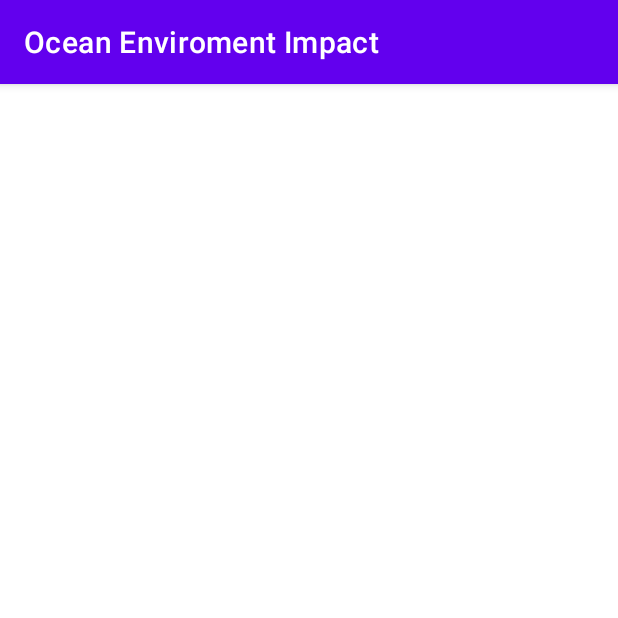
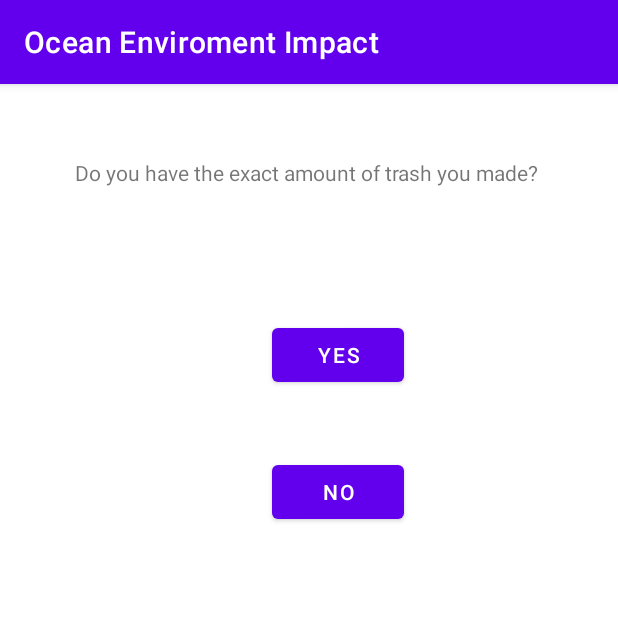
Before and after one commit to ehaque003/oceanenviromentimpact, an Android app: the wastetrackerpage screen opened directly, with no data from a screen before it, on a phone screen of 412 x 824 dp, the top half of it. Run offline under Robolectric (Android 15) with nearby library versions, the phone set to English and light mode, and no system bars.

Commit message:
done with impact page, working on wastetrackerpage.java

```diff
--- a/app/src/main/java/com/example/oceanenviromentimpact/basecheckactivity.java
+++ b/app/src/main/java/com/example/oceanenviromentimpact/basecheckactivity.java
@@ -20,7 +20,8 @@ public class basecheckactivity extends AppCompatActivity {
         done.setOnClickListener(new View.OnClickListener() {
             @Override
             public void onClick(View view) {
-                variable.sizeofthetrashbag = Integer.getInteger(input.getEditableText().toString());
+                String temp = input.getText().toString();
+                variable.sizeofthetrashbag = Integer.parseInt(temp);
                 Intent intent = new Intent(basecheckactivity.this, MainActivity.class);
                 startActivity(intent);
             }
--- a/app/src/main/java/com/example/oceanenviromentimpact/impactpage.java
+++ b/app/src/main/java/com/example/oceanenviromentimpact/impactpage.java
@@ -23,14 +23,15 @@ public class impactpage extends AppCompatActivity {
             @Override
             public void onClick(View v) {
                 poundsoftrashinputted = Integer.getInteger(trashremoval.getEditableText().toString());
+                int marinelifeint = Math.round(poundsoftrashinputted/176);
+                marinelifesavecount.setText(String.valueOf(marinelifeint));
+                int oceansaveint = Math.round(poundsoftrashinputted);
+                int humansaveint =(int)(poundsoftrashinputted*.5);
+                oceanareasavecount.setText(String.valueOf(oceansaveint));
+                humanpeoplesavecount.setText(String.valueOf(humansaveint));
             }
         });
-        int marinelifeint = Math.round(poundsoftrashinputted/176);
-        marinelifesavecount.setText(marinelifeint);
-        int oceansaveint = Math.round(poundsoftrashinputted);
-        int humansaveint =(int)(poundsoftrashinputted*.5);
-        oceanareasavecount.setText(oceansaveint);
-        humanpeoplesavecount.setText(humansaveint);
+
 
     }
 }
--- a/app/src/main/java/com/example/oceanenviromentimpact/variable.java
+++ b/app/src/main/java/com/example/oceanenviromentimpact/variable.java
@@ -3,4 +3,5 @@ package com.example.oceanenviromentimpact;
 public class variable {
     static int sizeofthetrashbag = 0;
     static int amountoftrashbefore = 10;
+    static int averagewastecount = 50;
 }
--- a/app/src/main/java/com/example/oceanenviromentimpact/wastetrackerpage.java
+++ b/app/src/main/java/com/example/oceanenviromentimpact/wastetrackerpage.java
@@ -3,12 +3,69 @@ package com.example.oceanenviromentimpact;
 import androidx.appcompat.app.AppCompatActivity;
 
 import android.os.Bundle;
+import android.view.View;
+import android.widget.Button;
+import android.widget.EditText;
+import android.widget.TextView;
 
 public class wastetrackerpage extends AppCompatActivity {
 
+    TextView choiceshower, improvementtextshower;
+    Button yesbutton, nobutton, enterbutton, impactpagemover;
+    EditText answer;
+    int amountoftrash = 0;
     @Override
     protected void onCreate(Bundle savedInstanceState) {
         super.onCreate(savedInstanceState);
         setContentView(R.layout.activity_wastetrackerpage);
+        choiceshower = findViewById(R.id.choicegiver);
+        yesbutton = findViewById(R.id.yesbutton);
+        nobutton = findViewById(R.id.nobutton);
+        enterbutton = findViewById(R.id.enterbutton);
+        answer = findViewById(R.id.amountoftrashmadethatentry);
+        improvementtextshower = findViewById(R.id.improvmenttextshower);
+        impactpagemover = findViewById(R.id.impactpagemover);
+
+        yesbutton.setOnClickListener(new View.OnClickListener() {
+            @Override
+            public void onClick(View view) {
+                choiceshower.setText("Please type in the exact amount of trash in pounds");
+                yesbutton.setVisibility(View.INVISIBLE);
+                nobutton.setVisibility(View.INVISIBLE);
+                answer.setVisibility(View.VISIBLE);
+                enterbutton.setVisibility(View.VISIBLE);
+            }
+        });
+        enterbutton.setOnClickListener(new View.OnClickListener() {
+            @Override
+            public void onClick(View view) {
+                amountoftrash = Integer.parseInt(answer.getText().toString());
+                choiceshower.setVisibility(View.INVISIBLE);
+                answer.setVisibility(View.INVISIBLE);
+                improvmentspeechmaker();
+            }
+
+        });
+
+    }
+
+    public void improvmentspeechmaker(){
+        int improvementmarker = variable.averagewastecount-amountoftrash;
+        String improvementspeaker = "";
+        if(improvementmarker == 0){
+            improvementspeaker = "You have done much so far, but keep going! The app believes in you!";
+        }
+        else if (improvementmarker < 0){
+            improvementmarker = Math.abs(improvementmarker);
+            improvementspeaker = "You have wasted " +improvementmarker+ " more pounds than usual. Try your best to keep up the average or better!";
+        }
+        else{
+            improvementspeaker = "You have improved by " +improvementmarker+ " pounds of waste. Keep up with the great work!";
+            impactpagemover.setVisibility(View.VISIBLE);
+        }
+        enterbutton.setVisibility(View.INVISIBLE);
+        improvementtextshower.setVisibility(View.VISIBLE);
+        improvementtextshower.setText(improvementspeaker);
+
     }
 }
--- a/app/src/main/res/layout/activity_wastetrackerpage.xml
+++ b/app/src/main/res/layout/activity_wastetrackerpage.xml
@@ -6,4 +6,85 @@
     android:layout_height="match_parent"
     tools:context=".wastetrackerpage">
 
+    <TextView
+        android:id="@+id/choicegiver"
+        android:layout_width="wrap_content"
+        android:layout_height="wrap_content"
+        android:layout_marginStart="50dp"
+        android:layout_marginLeft="50dp"
+        android:layout_marginTop="49dp"
+        android:text="Do you have the exact amount of trash you made?"
+        app:layout_constraintStart_toStartOf="parent"
+        app:layout_constraintTop_toTopOf="parent" />
+
+    <Button
+        android:id="@+id/yesbutton"
+        android:layout_width="wrap_content"
+        android:layout_height="wrap_content"
+        android:layout_marginStart="181dp"
+        android:layout_marginLeft="181dp"
+        android:layout_marginTop="88dp"
+        android:text="Yes"
+        app:layout_constraintStart_toStartOf="parent"
+        app:layout_constraintTop_toBottomOf="@+id/choicegiver" />
+
+    <Button
+        android:id="@+id/nobutton"
+        android:layout_width="wrap_content"
+        android:layout_height="wrap_content"
+        android:layout_marginStart="181dp"
+        android:layout_marginLeft="181dp"
+        android:layout_marginTop="43dp"
+        android:text="No"
+        app:layout_constraintStart_toStartOf="parent"
+        app:layout_constraintTop_toBottomOf="@+id/yesbutton" />
+
+    <EditText
+        android:id="@+id/amountoftrashmadethatentry"
+        android:layout_width="wrap_content"
+        android:layout_height="wrap_content"
+        android:layout_marginStart="115dp"
+        android:layout_marginLeft="115dp"
+        android:layout_marginTop="2dp"
+        android:ems="10"
+        android:hint="Amount"
+        android:inputType="textPersonName"
+        android:visibility="invisible"
+        app:layout_constraintStart_toStartOf="parent"
+        app:layout_constraintTop_toBottomOf="@+id/yesbutton" />
+
+    <Button
+        android:id="@+id/enterbutton"
+        android:layout_width="wrap_content"
+        android:layout_height="wrap_content"
+        android:layout_marginStart="181dp"
+        android:layout_marginLeft="181dp"
+        android:text="Enter"
+        android:visibility="invisible"
+        app:layout_constraintStart_toStartOf="parent"
+        app:layout_constraintTop_toBottomOf="@+id/nobutton" />
+
+    <TextView
+        android:id="@+id/improvmenttextshower"
+        android:layout_width="wrap_content"
+        android:layout_height="wrap_content"
+        android:layout_marginStart="194dp"
+        android:layout_marginLeft="194dp"
+        android:layout_marginTop="73dp"
+        android:text="TextView"
+        android:visibility="invisible"
+        app:layout_constraintStart_toStartOf="parent"
+        app:layout_constraintTop_toBottomOf="@+id/enterbutton" />
+
+    <Button
+        android:id="@+id/impactpagemover"
+        android:layout_width="wrap_content"
+        android:layout_height="wrap_content"
+        android:layout_marginStart="112dp"
+        android:layout_marginLeft="112dp"
+        android:layout_marginBottom="216dp"
+        android:text="Move On To Next Page"
+        android:visibility="invisible"
+        app:layout_constraintBottom_toBottomOf="parent"
+        app:layout_constraintStart_toStartOf="parent" />
 </androidx.constraintlayout.widget.ConstraintLayout>
```
Also changed, not shown: app/src/main/res/drawable-v24/button.png (added).
